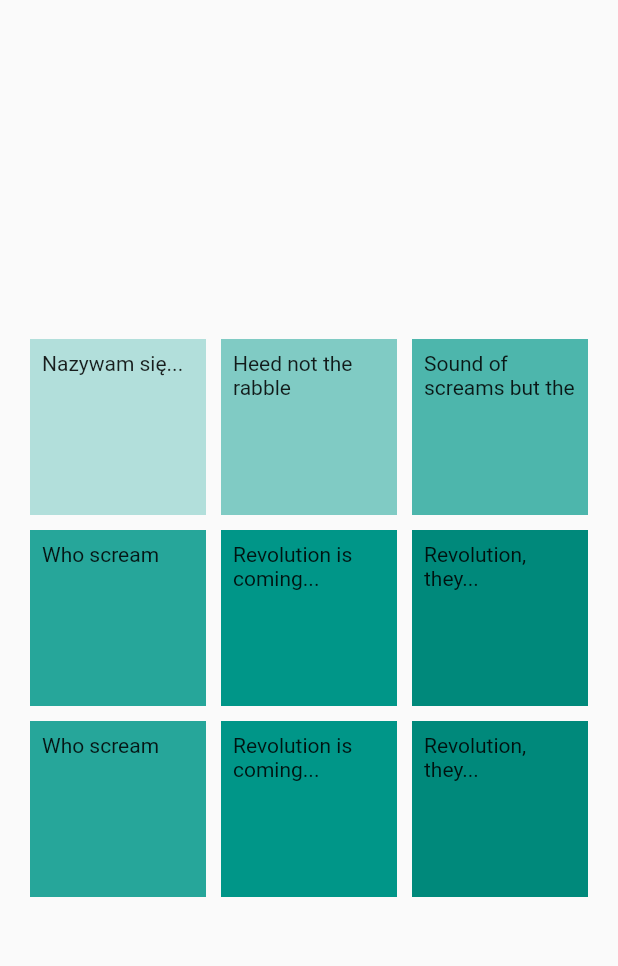
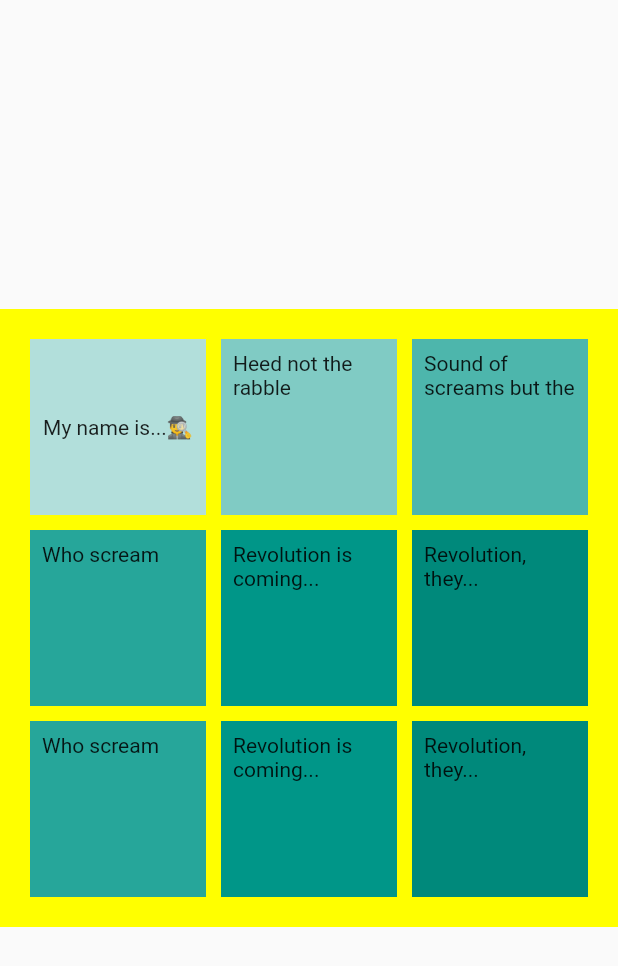
Before and after one commit to christopherwozniak/krzysztof_wozniak_flutter_academy_task_zero, a Flutter app: the screen it shows after launch, on a phone screen of 412 x 824 dp. Shown: the top 966 px of the screen. Run offline on Flutter 3.47's test engine with Material 2 defaults, Android fonts, the phone set to English and light mode, and no system bars.

Commit message:
Wrap squares with Container

```diff
--- a/lib/main.dart
+++ b/lib/main.dart
@@ -28,6 +28,8 @@ class HomePage extends StatelessWidget {
   Widget build(BuildContext context) {
     return Scaffold(
       body: Center(
+        child: Container(
+          color: Colors.yellowAccent,
           child: GridView.count(
             shrinkWrap: true,
             primary: false,
@@ -36,7 +38,9 @@ class HomePage extends StatelessWidget {
             mainAxisSpacing: 10,
             crossAxisCount: 3,
             children: <Widget>[
-            const GridOneElement(),
+              GridOneElement(
+                onTap: () {},
+              ),
               Container(
                 padding: const EdgeInsets.all(8),
                 child: const Text('Heed not the rabble'),
@@ -80,22 +84,39 @@ class HomePage extends StatelessWidget {
             ],
           ),
         ),
+      ),
     );
   }
 }
 
-class GridOneElement extends StatelessWidget {
+class GridOneElement extends StatefulWidget {
   const GridOneElement({
     Key? key,
+    required this.onTap,
   }) : super(key: key);
 
+  final void Function() onTap;
+
+  @override
+  State<GridOneElement> createState() => _GridOneElementState();
+}
+
+class _GridOneElementState extends State<GridOneElement> {
+  bool isTapped = false;
   @override
   Widget build(BuildContext context) {
     return InkWell(
-      onTap: () {},
+      onTap: () {
+        setState(() {
+          isTapped = !isTapped;
+        });
+      },
       child: Container(
         padding: const EdgeInsets.all(8),
-        child: const Text("Nazywam się..."),
+        child: Center(
+          child: Text(
+              isTapped ? "Krzysztof Marek Woźniak 🏉" : "My name is...🕵️‍♂️"),
+        ),
         color: Colors.teal[100],
       ),
     );
```
Lines whose indentation alone changed are shown as unchanged.
